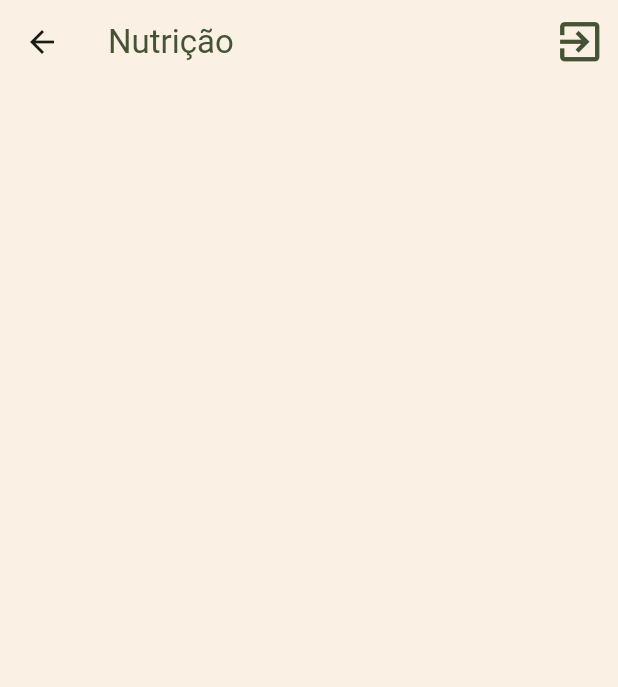
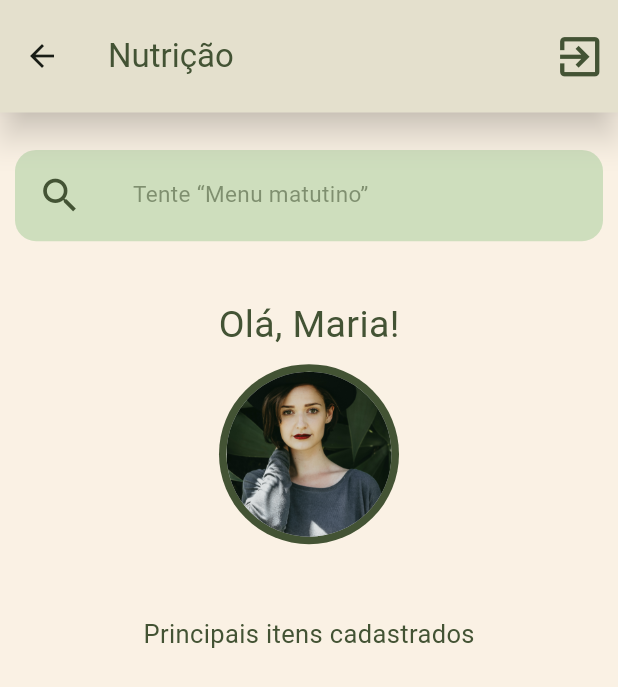
Before and after one commit to michaelleoliveir/nutricao, a Flutter app: the screen it shows after launch, after a tap on "Entrar", on a phone screen of 412 x 824 dp. Shown: the top 687 px of the screen. Run offline on Flutter 3.47's test engine with Material 3 defaults, Android fonts, the phone set to English and light mode, and no system bars; our stand-ins replace carousel_slider, font_awesome_flutter.

Commit message:
desenvolvimento da main

```diff
--- a/lib/screens/login.dart
+++ b/lib/screens/login.dart
@@ -38,7 +38,7 @@ class LoginPage extends StatelessWidget {
                     ),
                     Container(
                       margin: const EdgeInsets.all(20),
-                      child: TextField(
+                      child: TextFormField(
                         keyboardType: TextInputType.text,
                         decoration: InputDecoration(
                             hintText: "Email",
@@ -58,7 +58,8 @@ class LoginPage extends StatelessWidget {
                     ),
                     Container(
                       margin: const EdgeInsets.all(20),
-                      child: TextField(
+                      child: TextFormField(
+                        obscureText: true,
                         keyboardType: TextInputType.text,
                         decoration: InputDecoration(
                             hintText: "Senha",
@@ -73,7 +74,9 @@ class LoginPage extends StatelessWidget {
                             enabledBorder: OutlineInputBorder(
                                 borderRadius: BorderRadius.circular(10),
                                 borderSide: const BorderSide(
-                                    color: Colors.transparent))),
+                                    color: Colors.transparent),
+                          ),
+                        ),
                       ),
                     ),
                   ],
--- a/lib/screens/main.dart
+++ b/lib/screens/main.dart
@@ -1,4 +1,5 @@
 import 'package:flutter/material.dart';
+import 'package:carousel_slider/carousel_slider.dart';
 
 class MainPage extends StatefulWidget {
   const MainPage({super.key});
@@ -13,6 +14,9 @@ class _MainPageState extends State<MainPage> {
     return Scaffold(
       backgroundColor: const Color(0xFFFAF1E4),
       appBar: AppBar(
+        toolbarHeight: 75,
+        elevation: 9,
+        shadowColor: const Color.fromARGB(255, 230, 221, 209),
         automaticallyImplyLeading: true,
         title: const Text(
           'Nutrição',
@@ -30,6 +34,117 @@ class _MainPageState extends State<MainPage> {
           ),
         ],
       ),
+      body: SingleChildScrollView(
+        child: Column(
+          children: [
+            // BARRA DE PESQUISA
+            Container(
+              margin: const EdgeInsets.only(
+                  top: 25, bottom: 30, left: 10, right: 10),
+              padding: const EdgeInsets.all(15),
+              width: double.infinity,
+              decoration: BoxDecoration(
+                color: const Color(0xffcedebd),
+                borderRadius: BorderRadius.circular(14),
+              ),
+              child: Row(
+                crossAxisAlignment: CrossAxisAlignment.center,
+                children: [
+                  Container(
+                    margin: const EdgeInsets.fromLTRB(0, 0.25, 50, 0.5),
+                    width: 13.5,
+                    height: 30,
+                    child: const Icon(
+                      Icons.search,
+                      size: 30,
+                      color: Color(0xFF435334),
+                    ),
+                  ),
+                  Container(
+                    alignment: Alignment.bottomLeft,
+                    margin: const EdgeInsets.fromLTRB(0, 0, 0, 2),
+                    child: const Text(
+                      'Tente “Menu matutino”',
+                      style: TextStyle(
+                        fontSize: 15,
+                        fontWeight: FontWeight.w400,
+                        height: 1.2125,
+                        color: Color(0x91435334),
+                      ),
+                    ),
+                  ),
+                ],
+              ),
+            ),
+
+            // IMAGEM DA MULHER
+            Column(
+              crossAxisAlignment: CrossAxisAlignment.center,
+              children: [
+                Container(
+                  margin: const EdgeInsets.only(bottom: 2),
+                  child: const Text(
+                    'Olá, Maria!',
+                    style: TextStyle(
+                      fontSize: 25,
+                      fontWeight: FontWeight.w400,
+                      height: 2,
+                      color: Color(0xff435334),
+                    ),
+                  ),
+                ),
+                Container(
+                  margin: const EdgeInsets.fromLTRB(1, 0, 1, 0),
+                  padding: const EdgeInsets.fromLTRB(1, 1, 1, 1),
+                  height: 120,
+                  width: 120,
+                  decoration: BoxDecoration(
+                    color: const Color(0xff435334),
+                    borderRadius: BorderRadius.circular(70),
+                  ),
+                  child: Center(
+                    child: SizedBox(
+                      width: 110,
+                      height: 110,
+                      child: Container(
+                        decoration: BoxDecoration(
+                          borderRadius: BorderRadius.circular(100),
+                          color: const Color(0xffd9d9d9),
+                          image: const DecorationImage(
+                            fit: BoxFit.cover,
+                            image: AssetImage('assets/woman.jpg'),
+                          ),
+                        ),
+                      ),
+                    ),
+                  ),
+                ),
+              ],
+            ),
+
+            // CARROSEL DE ITENS
+            const Column(
+              mainAxisAlignment: MainAxisAlignment.start,
+              children: [
+                SizedBox(
+                  height: 35,
+                ),
+                Text(
+                  'Principais itens cadastrados',
+                  style: TextStyle(
+                    fontSize: 17,
+                    color: Color(0xff435334),
+                    height: 3,
+                  ),
+                ),
+                SizedBox(
+                  height: 20,
+                )
+              ],
+            )
+          ],
+        ),
+      ),
     );
   }
 }
--- a/pubspec.yaml
+++ b/pubspec.yaml
@@ -13,6 +13,7 @@ dependencies:
     sdk: flutter
   cupertino_icons: ^1.0.2
   font_awesome_flutter: 10.6.0
+  carousel_slider: ^4.2.1
 
 dev_dependencies:
   flutter_test:
@@ -25,3 +26,4 @@ flutter:
   assets:
     - assets/background.png
     - assets/user.png
+    - assets/woman.jpg
```
Also changed, not shown: assets/woman.jpg (added), pubspec.lock, 1 other file.
